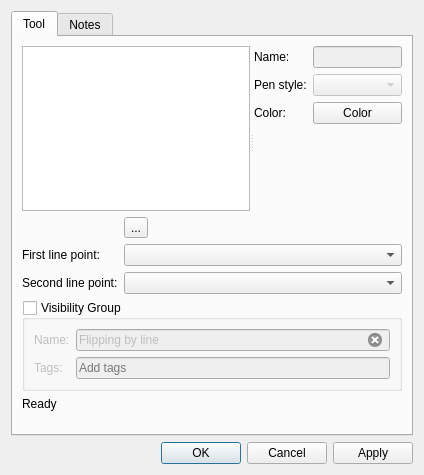
The window that src/libs/vtools/dialogs/tools/dialogflippingbyline.ui (dismine/valentina) describes before a commit, drawn with Qt 5.
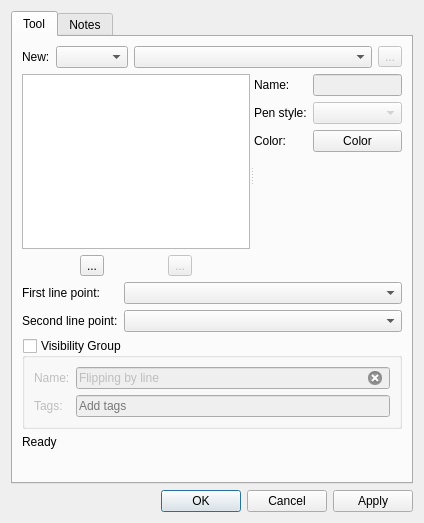
The same window after the commit. Icons and pictures are not drawn. Custom widgets are drawn as their Qt base class.

Diff of the .ui file:
```diff
--- a/src/libs/vtools/dialogs/tools/dialogflippingbyline.ui
+++ b/src/libs/vtools/dialogs/tools/dialogflippingbyline.ui
@@ -7,7 +7,7 @@
     <x>0</x>
     <y>0</y>
     <width>424</width>
-    <height>475</height>
+    <height>523</height>
    </rect>
   </property>
   <property name="windowTitle">
@@ -28,12 +28,62 @@
        <string>Tool</string>
       </attribute>
       <layout class="QVBoxLayout" name="verticalLayout_4">
+       <item>
+        <layout class="QHBoxLayout" name="horizontalLayout_5">
+         <item>
+          <widget class="QLabel" name="label_8">
+           <property name="sizePolicy">
+            <sizepolicy hsizetype="Preferred" vsizetype="Preferred">
+             <horstretch>0</horstretch>
+             <verstretch>0</verstretch>
+            </sizepolicy>
+           </property>
+           <property name="text">
+            <string>New:</string>
+           </property>
+          </widget>
+         </item>
+         <item>
+          <widget class="QComboBox" name="comboBoxObjectType">
+           <property name="sizePolicy">
+            <sizepolicy hsizetype="Preferred" vsizetype="Fixed">
+             <horstretch>0</horstretch>
+             <verstretch>0</verstretch>
+            </sizepolicy>
+           </property>
+          </widget>
+         </item>
+         <item>
+          <widget class="QComboBox" name="comboBoxNewObject">
+           <property name="sizePolicy">
+            <sizepolicy hsizetype="Expanding" vsizetype="Fixed">
+             <horstretch>0</horstretch>
+             <verstretch>0</verstretch>
+            </sizepolicy>
+           </property>
+          </widget>
+         </item>
+         <item>
+          <widget class="QToolButton" name="toolButtonNewObject">
+           <property name="enabled">
+            <bool>false</bool>
+           </property>
+           <property name="text">
+            <string notr="true">...</string>
+           </property>
+           <property name="icon">
+            <iconset theme="list-add"/>
+           </property>
+          </widget>
+         </item>
+        </layout>
+       </item>
        <item>
         <widget class="QSplitter" name="splitter">
          <property name="orientation">
           <enum>Qt::Orientation::Horizontal</enum>
          </property>
-         <widget class="QWidget" name="">
+         <widget class="QWidget" name="layoutWidget">
           <layout class="QVBoxLayout" name="verticalLayout">
            <item>
             <widget class="QListWidget" name="listWidget"/>
@@ -50,6 +100,19 @@
                </property>
               </widget>
              </item>
+             <item>
+              <widget class="QToolButton" name="toolButtonRemoveObject">
+               <property name="enabled">
+                <bool>false</bool>
+               </property>
+               <property name="text">
+                <string notr="true">...</string>
+               </property>
+               <property name="icon">
+                <iconset theme="editdelete"/>
+               </property>
+              </widget>
+             </item>
             </layout>
            </item>
           </layout>
```
